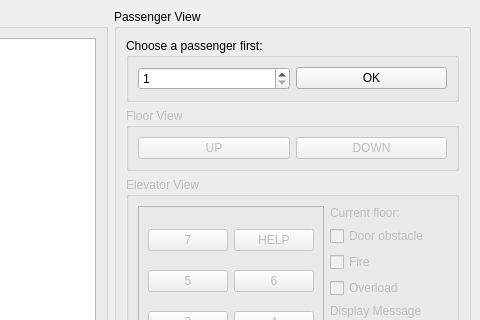
JennyHo5/elevator-simulator, file mainwindow.ui: the form before one commit; both pictures show x 181 to 661 and y 0 to 320 of the 661 by 630 pixel window.
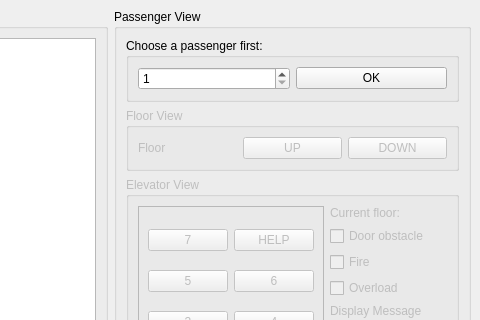
The form after the commit.

Commit message: Added floor label in the floor view

The edit to the form file:
```diff
--- a/mainwindow.ui
+++ b/mainwindow.ui
@@ -56,6 +56,13 @@
           <string>Floor View</string>
          </property>
          <layout class="QHBoxLayout" name="horizontalLayout">
+          <item>
+           <widget class="QLabel" name="staticFloorNumberLabel">
+            <property name="text">
+             <string>Floor</string>
+            </property>
+           </widget>
+          </item>
           <item>
            <widget class="QPushButton" name="upButton">
             <property name="text">
```
The commit also changes 5 other files.
